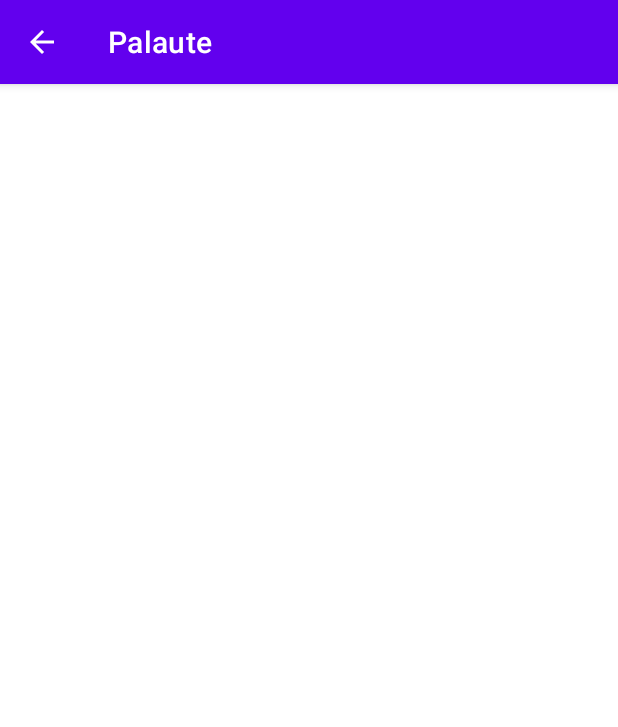
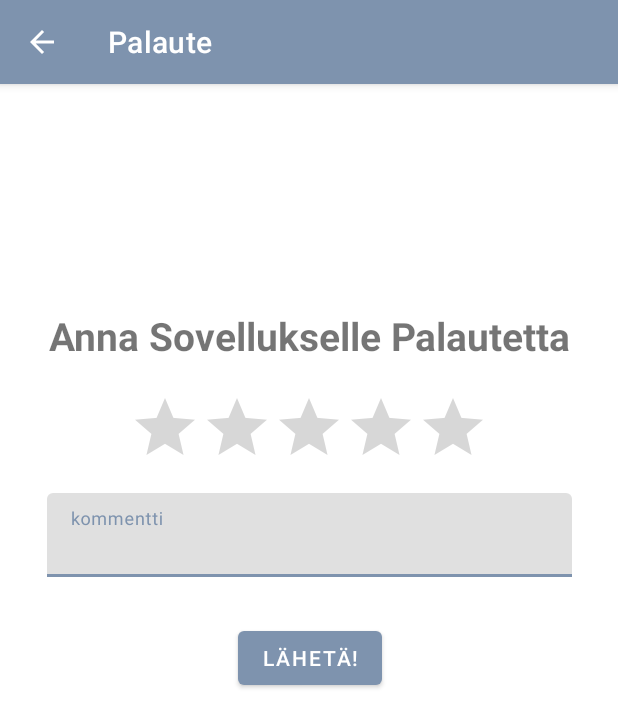
Before and after one commit to Mobiilikehitysprojekti-Group15/PillDozer, an Android app: the FeedBackScreen screen opened directly, with no data from a screen before it, on a phone screen of 412 x 824 dp. Shown: the top 727 px of the screen. Run offline under Robolectric (Android 15) with nearby library versions, the phone set to English and light mode, and no system bars.

Commit message:
FeedBack Now works
Giving feedback functionality added, for now it doesn't do anything with the given feedback information but that's in the works.

```diff
--- a/app/src/main/java/com/example/pilldozer/FeedBackScreen.kt
+++ b/app/src/main/java/com/example/pilldozer/FeedBackScreen.kt
@@ -1,16 +1,62 @@
 package com.example.pilldozer
 
+import android.app.Activity
+import android.content.Intent
 import androidx.appcompat.app.AppCompatActivity
 import android.os.Bundle
+import android.widget.Button
+import android.widget.EditText
+import android.widget.RatingBar
+import android.widget.TextView
+import com.google.android.material.textfield.TextInputEditText
+
+const val FEEDBACK_COMMENT =  "comment"
+const val FEEDBACK_STARS = "star_rating"
 
 class FeedBackScreen : AppCompatActivity() {
+
+    private lateinit var sendButton: Button
+    private lateinit var commentText: EditText
+    private lateinit var ratingStars: RatingBar
+
     override fun onCreate(savedInstanceState: Bundle?) {
         super.onCreate(savedInstanceState)
         setContentView(R.layout.activity_feed_back)
+        onClickFeedBack()
 
         val actionbar = supportActionBar
         actionbar!!.title = "Palaute"
         actionbar.setDisplayHomeAsUpEnabled(true)
+
+
+
+        sendButton.setOnClickListener {
+            sendFeedback()
+        }
+    }
+
+    private fun onClickFeedBack() {
+        sendButton = findViewById(R.id.buSendFeedback)
+        commentText = findViewById(R.id.et_feedback_comment)
+        ratingStars = findViewById(R.id.feedback_stars)
+    }
+
+    private fun sendFeedback() {
+        val resultIntent = Intent()
+
+        val givenComment = commentText.text.toString()
+        val givenStars = ratingStars.rating
+
+        println(givenStars)
+        println(givenComment)
+
+        resultIntent.putExtra(FEEDBACK_STARS, givenStars)
+        resultIntent.putExtra(FEEDBACK_COMMENT, givenComment)
+
+        setResult(Activity.RESULT_OK, resultIntent)
+
+        finish()
+
     }
 
     override fun onSupportNavigateUp(): Boolean {
--- /dev/null
+++ b/app/src/main/res/drawable/ic_baseline_thumb_up_24.xml
@@ -0,0 +1,5 @@
+<vector android:height="60dp" android:tint="?attr/colorControlNormal"
+    android:viewportHeight="24" android:viewportWidth="24"
+    android:width="60dp" xmlns:android="http://schemas.android.com/apk/res/android">
+    <path android:fillColor="@android:color/white" android:pathData="M1,21h4L5,9L1,9v12zM23,10c0,-1.1 -0.9,-2 -2,-2h-6.31l0.95,-4.57 0.03,-0.32c0,-0.41 -0.17,-0.79 -0.44,-1.06L14.17,1 7.59,7.59C7.22,7.95 7,8.45 7,9v10c0,1.1 0.9,2 2,2h9c0.83,0 1.54,-0.5 1.84,-1.22l3.02,-7.05c0.09,-0.23 0.14,-0.47 0.14,-0.73v-2z"/>
+</vector>
--- a/app/src/main/res/layout/about_us_card.xml
+++ b/app/src/main/res/layout/about_us_card.xml
@@ -26,7 +26,8 @@
             android:gravity="center"
             android:text="Nimi"
             android:textSize="34sp"
-            android:textStyle="bold" />
+            android:textStyle="bold"
+            android:layout_marginBottom="5dp"/>
 
         <TextView
             android:id="@+id/tvPersonDescription"
--- a/app/src/main/res/layout/activity_feed_back.xml
+++ b/app/src/main/res/layout/activity_feed_back.xml
@@ -6,4 +6,53 @@
     android:layout_height="match_parent"
     tools:context=".FeedBackScreen">
 
+    <TextView
+        android:id="@+id/textView"
+        android:layout_width="wrap_content"
+        android:layout_height="wrap_content"
+        android:layout_marginTop="150dp"
+        android:text="@string/feed_back_text"
+        android:textAlignment="center"
+        android:textSize="26sp"
+        android:textStyle="bold"
+        app:layout_constraintEnd_toEndOf="parent"
+        app:layout_constraintStart_toStartOf="parent"
+        app:layout_constraintTop_toTopOf="parent" />
+
+    <RatingBar
+        android:id="@+id/feedback_stars"
+        android:layout_width="wrap_content"
+        android:layout_height="wrap_content"
+        android:layout_marginTop="20dp"
+        android:contentDescription="star_rating"
+        android:theme="@style/RatingBar"
+        app:layout_constraintEnd_toEndOf="@+id/textView"
+        app:layout_constraintStart_toStartOf="@+id/textView"
+        app:layout_constraintTop_toBottomOf="@+id/textView" />
+
+    <com.google.android.material.textfield.TextInputLayout
+        android:id="@+id/textInputLayout"
+        android:layout_width="350dp"
+        android:layout_height="wrap_content"
+        android:layout_marginTop="10dp"
+        app:layout_constraintEnd_toEndOf="@+id/feedback_stars"
+        app:layout_constraintStart_toStartOf="@+id/feedback_stars"
+        app:layout_constraintTop_toBottomOf="@+id/feedback_stars">
+
+        <com.google.android.material.textfield.TextInputEditText
+            android:id="@+id/et_feedback_comment"
+            android:layout_width="match_parent"
+            android:layout_height="wrap_content"
+            android:hint="kommentti" />
+    </com.google.android.material.textfield.TextInputLayout>
+
+    <Button
+        android:id="@+id/buSendFeedback"
+        android:layout_width="wrap_content"
+        android:layout_height="wrap_content"
+        android:layout_marginTop="30dp"
+        android:text="@string/send_feedback_button"
+        app:layout_constraintEnd_toEndOf="@+id/textInputLayout"
+        app:layout_constraintStart_toStartOf="@+id/textInputLayout"
+        app:layout_constraintTop_toBottomOf="@+id/textInputLayout" />
 </androidx.constraintlayout.widget.ConstraintLayout>
--- a/app/src/main/res/values/strings.xml
+++ b/app/src/main/res/values/strings.xml
@@ -53,6 +53,9 @@
     <string name="person3_personDescription">Elävä Legenda</string>
     <string name="person4_personName">Jaakko</string>
     <string name="person4_personDescription">Viinankeittäjä</string>
+    <string name="feed_back_text">Anna Sovellukselle Palautetta</string>
+    <string name="send_feedback_button">Lähetä!</string>
+    <string name="thank_feedback">Kiitos Palautteesta!</string>
 
 
 </resources>
--- a/app/src/main/res/values/themes.xml
+++ b/app/src/main/res/values/themes.xml
@@ -2,7 +2,7 @@
     <!-- Base application theme. -->
     <style name="Theme.PillDozer" parent="Theme.MaterialComponents.DayNight.DarkActionBar">
         <!-- Primary brand color. -->
-        <item name="colorPrimary">@color/purple_500</item>
+        <item name="colorPrimary">#7E93AE</item>
         <item name="colorPrimaryVariant">@color/purple_700</item>
         <item name="colorOnPrimary">@color/white</item>
         <!-- Secondary brand color. -->
@@ -12,5 +12,13 @@
         <!-- Status bar color. -->
         <item name="android:statusBarColor" tools:targetApi="l">?attr/colorPrimaryVariant</item>
         <!-- Customize your theme here. -->
+
+
     </style>
+
+    <style name="RatingBar" parent="Theme.PillDozer">
+        <item name="colorControlActivated">#FFC107</item>
+    </style>
+
+
 </resources>
```
Also changed, not shown: app/src/main/java/com/example/pilldozer/MainActivity.kt (+34 -1 lines), app/src/main/res/layout/activity_login.xml (+7 -8 lines), app/src/main/res/layout/activity_main.xml (+21 -0 lines).
